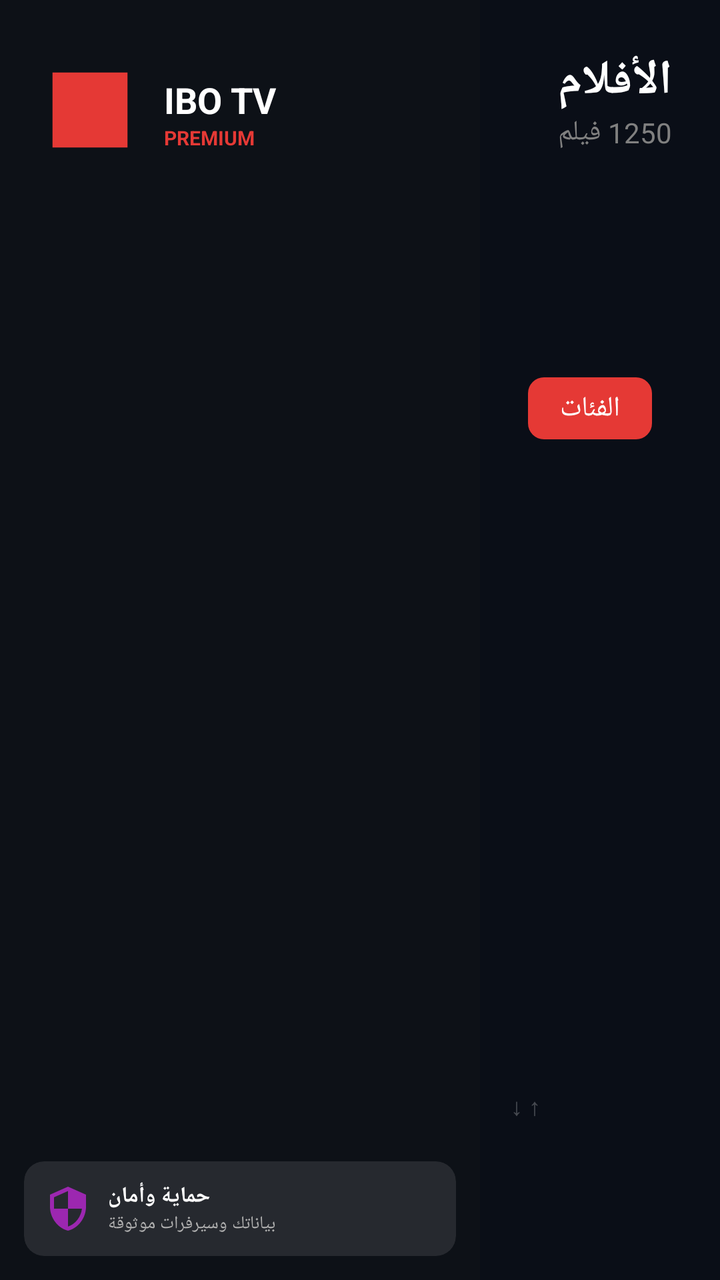
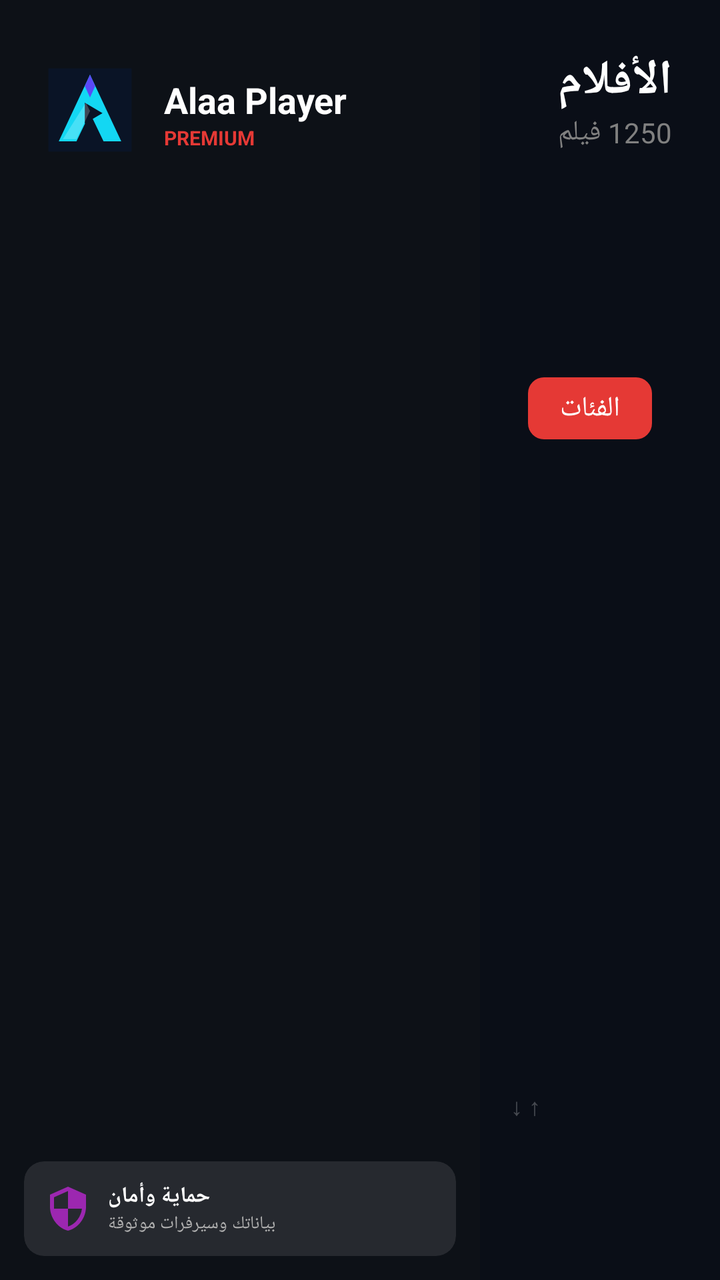

The first picture is an Android layout as it rendered before a commit; the second is the same layout after the commit. The layout source and the unified diff follow.
<!-- AndroidManifest.xml: application theme AppTheme -->
<!-- res/layout/activity_movies.xml -->
<?xml version="1.0" encoding="utf-8"?>
<androidx.constraintlayout.widget.ConstraintLayout xmlns:android="http://schemas.android.com/apk/res/android"
    xmlns:app="http://schemas.android.com/apk/res-auto"
    android:layout_width="match_parent"
    android:layout_height="match_parent"
    android:background="@color/ibo_bg_dark"
    android:layoutDirection="ltr">

    
    <androidx.constraintlayout.widget.ConstraintLayout
        android:id="@+id/sidebarContainer"
        android:layout_width="240dp"
        android:layout_height="match_parent"
        android:background="@color/ibo_sidebar_bg"
        app:layout_constraintStart_toStartOf="parent">

        <ImageView
            android:id="@+id/sidebarLogo"
            android:layout_width="50dp"
            android:layout_height="50dp"
            android:layout_marginTop="30dp"
            android:layout_marginStart="20dp"
            android:src="@drawable/ic_logo"
            app:layout_constraintStart_toStartOf="parent"
            app:layout_constraintTop_toTopOf="parent" />

        <TextView
            android:id="@+id/sidebarAppName"
            android:layout_width="wrap_content"
            android:layout_height="wrap_content"
            android:layout_marginStart="12dp"
            android:text="@string/ibo_tv"
            android:textColor="@color/white"
            android:textSize="18sp"
            android:textStyle="bold"
            app:layout_constraintBottom_toBottomOf="@id/sidebarLogo"
            app:layout_constraintStart_toEndOf="@id/sidebarLogo"
            app:layout_constraintTop_toTopOf="@id/sidebarLogo"
            app:layout_constraintVertical_bias="0.3" />

        <TextView
            android:layout_width="wrap_content"
            android:layout_height="wrap_content"
            android:text="@string/premium"
            android:textColor="@color/ibo_accent_red"
            android:textSize="10sp"
            android:textStyle="bold"
            app:layout_constraintStart_toStartOf="@id/sidebarAppName"
            app:layout_constraintTop_toBottomOf="@id/sidebarAppName" />

        <androidx.recyclerview.widget.RecyclerView
            android:id="@+id/sidebarRecyclerView"
            android:layout_width="match_parent"
            android:layout_height="0dp"
            android:layout_marginTop="20dp"
            app:layout_constraintBottom_toTopOf="@+id/sidebarFooter"
            app:layout_constraintTop_toBottomOf="@id/sidebarLogo" />

        <androidx.cardview.widget.CardView
            android:id="@+id/sidebarFooter"
            android:layout_width="match_parent"
            android:layout_height="wrap_content"
            android:layout_margin="12dp"
            app:cardBackgroundColor="@color/glass_white_10"
            app:cardCornerRadius="10dp"
            app:cardElevation="0dp"
            app:layout_constraintBottom_toBottomOf="parent">
            <LinearLayout
                android:layout_width="match_parent"
                android:layout_height="wrap_content"
                android:orientation="horizontal"
                android:padding="10dp"
                android:gravity="center_vertical">
                <ImageView
                    android:layout_width="24dp"
                    android:layout_height="24dp"
                    android:src="@drawable/ic_security"
                    app:tint="@color/ibo_accent_purple" />
                <LinearLayout
                    android:layout_width="match_parent"
                    android:layout_height="wrap_content"
                    android:layout_marginStart="8dp"
                    android:orientation="vertical">
                    <TextView
                        android:layout_width="wrap_content"
                        android:layout_height="wrap_content"
                        android:text="@string/security_title"
                        android:textColor="@color/white"
                        android:textSize="11sp"
                        android:textStyle="bold" />
                    <TextView
                        android:layout_width="wrap_content"
                        android:layout_height="wrap_content"
                        android:text="@string/security_desc"
                        android:textColor="@color/text_gray_light"
                        android:textSize="9sp" />
                </LinearLayout>
            </LinearLayout>
        </androidx.cardview.widget.CardView>
    </androidx.constraintlayout.widget.ConstraintLayout>

    
    <androidx.constraintlayout.widget.ConstraintLayout
        android:layout_width="0dp"
        android:layout_height="match_parent"
        app:layout_constraintEnd_toEndOf="parent"
        app:layout_constraintStart_toEndOf="@id/sidebarContainer">

        
        <LinearLayout
            android:id="@+id/headerLayout"
            android:layout_width="wrap_content"
            android:layout_height="wrap_content"
            android:layout_margin="24dp"
            android:gravity="end"
            android:orientation="vertical"
            app:layout_constraintEnd_toEndOf="parent"
            app:layout_constraintTop_toTopOf="parent">
            <TextView
                android:id="@+id/moviesTitle"
                android:layout_width="wrap_content"
                android:layout_height="wrap_content"
                android:text="الأفلام"
                android:textColor="@color/white"
                android:textSize="24sp"
                android:textStyle="bold" />
            <TextView
                android:id="@+id/moviesCount"
                android:layout_width="wrap_content"
                android:layout_height="wrap_content"
                android:text="1250 فيلم"
                android:textColor="#808080"
                android:textSize="14sp" />
        </LinearLayout>

        
        <LinearLayout
            android:id="@+id/filterBar"
            android:layout_width="match_parent"
            android:layout_height="wrap_content"
            android:layout_marginTop="16dp"
            android:layout_marginHorizontal="24dp"
            android:gravity="center_vertical"
            android:orientation="horizontal"
            app:layout_constraintTop_toBottomOf="@id/headerLayout">

            <TextView
                android:id="@+id/movieCategorySelector"
                android:layout_width="wrap_content"
                android:layout_height="wrap_content"
                android:background="@drawable/bg_button_red"
                android:clickable="true"
                android:focusable="true"
                android:paddingHorizontal="16dp"
                android:paddingVertical="6dp"
                android:text="الفئات"
                android:textColor="@color/white"
                android:textSize="14sp" />

            <TextView
                android:layout_width="wrap_content"
                android:layout_height="wrap_content"
                android:layout_marginStart="20dp"
                android:text="الأكثر أفلام"
                android:textColor="#808080"
                android:textSize="14sp" />

            <TextView
                android:layout_width="wrap_content"
                android:layout_height="wrap_content"
                android:layout_marginStart="20dp"
                android:text="الأكثر مشاهدة"
                android:textColor="#808080"
                android:textSize="14sp" />

            <TextView
                android:layout_width="wrap_content"
                android:layout_height="wrap_content"
                android:layout_marginStart="20dp"
                android:text="أعلى التقييم"
                android:textColor="#808080"
                android:textSize="14sp" />

            <ImageView
                android:layout_width="20dp"
                android:layout_height="20dp"
                android:layout_marginStart="20dp"
                android:src="@drawable/ic_search"
                app:tint="#808080" />

            <View android:layout_width="0dp" android:layout_height="1dp" android:layout_weight="1"/>

            <TextView
                android:layout_width="wrap_content"
                android:layout_height="wrap_content"
                android:text="فلترة ●"
                android:textColor="@color/white"
                android:textSize="14sp" />
        </LinearLayout>

        
        <androidx.recyclerview.widget.RecyclerView
            android:id="@+id/moviesRecyclerView"
            android:layout_width="match_parent"
            android:layout_height="0dp"
            android:layout_marginTop="20dp"
            android:layout_marginHorizontal="16dp"
            android:clipToPadding="false"
            android:paddingBottom="60dp"
            app:layout_constraintBottom_toBottomOf="parent"
            app:layout_constraintTop_toBottomOf="@id/filterBar" />

        
        <LinearLayout
            android:layout_width="match_parent"
            android:layout_height="wrap_content"
            android:gravity="center"
            android:orientation="horizontal"
            android:padding="16dp"
            app:layout_constraintBottom_toBottomOf="parent">
            <TextView
                android:layout_width="wrap_content"
                android:layout_height="wrap_content"
                android:text="↑ ↓ تنقل"
                android:textColor="#40FFFFFF"
                android:textSize="12sp"
                android:layout_marginHorizontal="16dp"/>
            <TextView
                android:layout_width="wrap_content"
                android:layout_height="wrap_content"
                android:text="OK اختيار"
                android:textColor="#40FFFFFF"
                android:textSize="12sp"
                android:layout_marginHorizontal="16dp"/>
            <TextView
                android:layout_width="wrap_content"
                android:layout_height="wrap_content"
                android:text="← رجوع"
                android:textColor="#40FFFFFF"
                android:textSize="12sp"
                android:layout_marginHorizontal="16dp"/>
            <TextView
                android:layout_width="wrap_content"
                android:layout_height="wrap_content"
                android:text="☰ قائمة"
                android:textColor="#40FFFFFF"
                android:textSize="12sp"
                android:layout_marginHorizontal="16dp"/>
        </LinearLayout>
    </androidx.constraintlayout.widget.ConstraintLayout>
</androidx.constraintlayout.widget.ConstraintLayout>
<!-- resources referenced by this layout -->
<resources>
  <color name="glass_white_10">#1AFFFFFF</color>
  <color name="ibo_accent_purple">#9C27B0</color>
  <color name="ibo_accent_red">#E53935</color>
  <color name="ibo_bg_dark">#0A0E17</color>
  <color name="ibo_sidebar_bg">#0D1117</color>
  <color name="text_gray_light">#B0B0B0</color>
  <color name="white">#FFFFFF</color>
  <!-- drawable bg_button_red (drawable) -->
  <?xml version="1.0" encoding="utf-8"?>
  <shape xmlns:android="http://schemas.android.com/apk/res/android">
      <solid android:color="#E53935" />
      <corners android:radius="8dp" />
  </shape>
  <!-- drawable ic_logo (drawable) -->
  <?xml version="1.0" encoding="utf-8"?>
  <vector xmlns:android="http://schemas.android.com/apk/res/android"
      android:width="96dp"
      android:height="96dp"
      android:viewportWidth="24"
      android:viewportHeight="24">
  
      <path
          android:fillColor="#E53935"
          android:pathData="M3,3h18v18H3z"/>
  </vector>
  <!-- drawable ic_search: png bitmap (drawable, 437 bytes) -->
  <!-- drawable ic_security (drawable) -->
  <?xml version="1.0" encoding="utf-8"?>
  <vector xmlns:android="http://schemas.android.com/apk/res/android"
      android:width="24dp" android:height="24dp"
      android:viewportWidth="24" android:viewportHeight="24">
      <path android:fillColor="#2196F3"
          android:pathData="M12,1L3,5v6c0,5.55 3.84,10.74 9,12 5.16,-1.26 9,-6.45 9,-12V5l-9,-4zM12,11.99h7c-0.53,4.12 -3.28,7.79 -7,8.94V12H5V6.3l7,-3.11v8.8z"/>
  </vector>
  <string name="ibo_tv">IBO TV</string>
  <string name="premium">PREMIUM</string>
  <string name="security_desc">بياناتك وسيرفرات موثوقة</string>
  <string name="security_title">حماية وأمان</string>
  <style name="AppTheme" parent="Theme.AppCompat.NoActionBar">
          
          <item name="colorPrimary">@color/primary_blue</item>
          <item name="colorPrimaryDark">@color/dark_background</item>
          <item name="colorAccent">@color/accent_blue</item>
  
          
          <item name="android:windowBackground">@color/dark_background</item>
          <item name="android:colorBackground">@color/dark_background</item>
  
          
          <item name="android:textColorPrimary">@color/text_primary</item>
          <item name="android:textColorSecondary">@color/text_secondary</item>
  
          
          <item name="android:windowDrawsSystemBarBackgrounds">true</item>
      </style>
  <color name="primary_blue">#2196F3</color>
  <color name="dark_background">#0D1117</color>
  <color name="accent_blue">#64B5F6</color>
  <color name="text_primary">#FFFFFF</color>
  <color name="text_secondary">#B0B0B0</color>
</resources>

<!-- the commit's change to res/layout/activity_movies.xml (unified diff, before → after) -->
@@ -3,7 +3,7 @@
     xmlns:app="http://schemas.android.com/apk/res-auto"
     android:layout_width="match_parent"
     android:layout_height="match_parent"
-    android:background="@color/ibo_bg_dark"
+    android:background="@color/alaa_bg_dark"
     android:layoutDirection="ltr">
 
     
@@ -11,7 +11,7 @@
         android:id="@+id/sidebarContainer"
         android:layout_width="240dp"
         android:layout_height="match_parent"
-        android:background="@color/ibo_sidebar_bg"
+        android:background="@color/alaa_sidebar_bg"
         app:layout_constraintStart_toStartOf="parent">
 
         <ImageView
@@ -29,7 +29,7 @@
             android:layout_width="wrap_content"
             android:layout_height="wrap_content"
             android:layout_marginStart="12dp"
-            android:text="@string/ibo_tv"
+            android:text="@string/alaa_player"
             android:textColor="@color/white"
             android:textSize="18sp"
             android:textStyle="bold"
@@ -42,7 +42,7 @@
             android:layout_width="wrap_content"
             android:layout_height="wrap_content"
             android:text="@string/premium"
-            android:textColor="@color/ibo_accent_red"
+            android:textColor="@color/alaa_accent_red"
             android:textSize="10sp"
             android:textStyle="bold"
             app:layout_constraintStart_toStartOf="@id/sidebarAppName"
@@ -75,7 +75,7 @@
                     android:layout_width="24dp"
                     android:layout_height="24dp"
                     android:src="@drawable/ic_security"
-                    app:tint="@color/ibo_accent_purple" />
+                    app:tint="@color/alaa_accent_purple" />
                 <LinearLayout
                     android:layout_width="match_parent"
                     android:layout_height="wrap_content"
<!-- resource entries referenced after the edit -->
@@ -1,10 +1,10 @@
 <!-- resources referenced by this layout -->
 <resources>
+  <color name="alaa_accent_purple">#9C27B0</color>
+  <color name="alaa_accent_red">#E53935</color>
+  <color name="alaa_bg_dark">#0A0E17</color>
+  <color name="alaa_sidebar_bg">#0D1117</color>
   <color name="glass_white_10">#1AFFFFFF</color>
-  <color name="ibo_accent_purple">#9C27B0</color>
-  <color name="ibo_accent_red">#E53935</color>
-  <color name="ibo_bg_dark">#0A0E17</color>
-  <color name="ibo_sidebar_bg">#0D1117</color>
   <color name="text_gray_light">#B0B0B0</color>
   <color name="white">#FFFFFF</color>
   <!-- drawable bg_button_red (drawable) -->
@@ -18,12 +18,24 @@
   <vector xmlns:android="http://schemas.android.com/apk/res/android"
       android:width="96dp"
       android:height="96dp"
-      android:viewportWidth="24"
-      android:viewportHeight="24">
-  
+      android:viewportWidth="96"
+      android:viewportHeight="96">
       <path
-          android:fillColor="#E53935"
-          android:pathData="M3,3h18v18H3z"/>
+          android:fillColor="#0A1426"
+          android:pathData="M8,8H88V88H8z" />
+      <path
+          android:fillColor="#13D7F3"
+          android:pathData="M48,14L18,78H35L48,51L61,78H78z" />
+      <path
+          android:fillColor="#5A49F6"
+          android:pathData="M48,14L53,25L48,36L43,25z" />
+      <path
+          android:fillColor="#0A1426"
+          android:pathData="M43,41L43,61L60,51z" />
+      <path
+          android:fillColor="#FFFFFF"
+          android:fillAlpha="0.22"
+          android:pathData="M22,76L35,76L48,49L44,41z" />
   </vector>
   <!-- drawable ic_search: png bitmap (drawable, 437 bytes) -->
   <!-- drawable ic_security (drawable) -->
@@ -34,7 +46,7 @@
       <path android:fillColor="#2196F3"
           android:pathData="M12,1L3,5v6c0,5.55 3.84,10.74 9,12 5.16,-1.26 9,-6.45 9,-12V5l-9,-4zM12,11.99h7c-0.53,4.12 -3.28,7.79 -7,8.94V12H5V6.3l7,-3.11v8.8z"/>
   </vector>
-  <string name="ibo_tv">IBO TV</string>
+  <string name="alaa_player">Alaa Player</string>
   <string name="premium">PREMIUM</string>
   <string name="security_desc">بياناتك وسيرفرات موثوقة</string>
   <string name="security_title">حماية وأمان</string>
